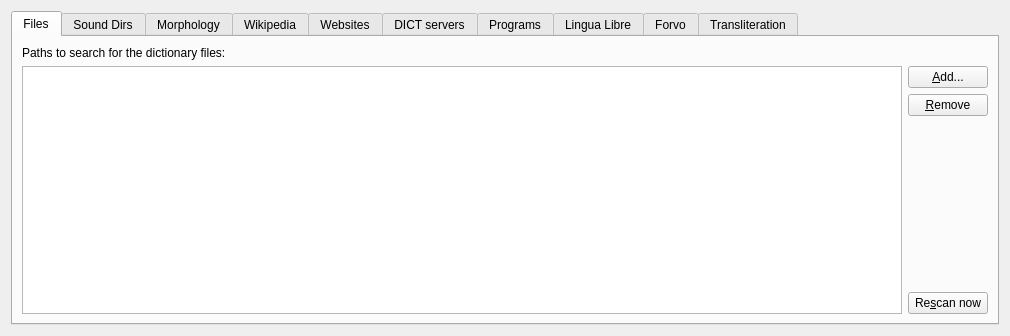
Old version of the form sources.ui in the repository xiaoyifang/goldendict-ng.
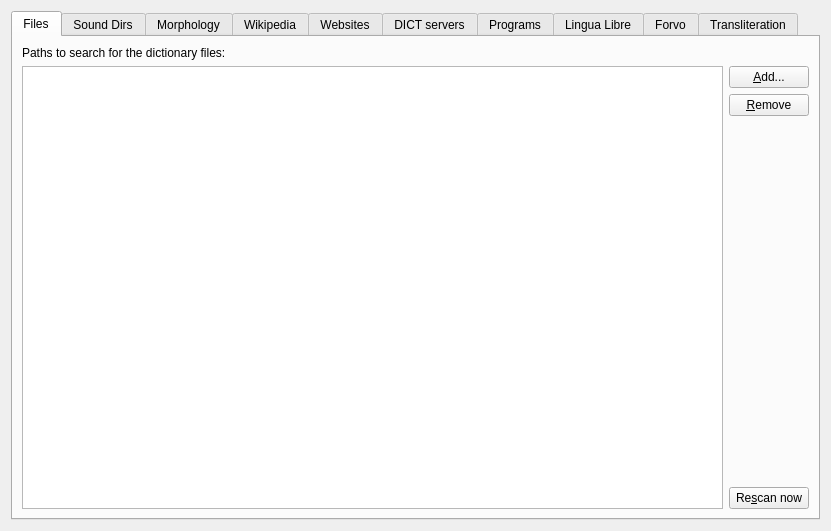
New version of the form. Icons and pictures are not drawn.

Commit message:
fix: enable tabwidget scrollbuttons
fix #397

The edit to the form file:
```diff
--- a/sources.ui
+++ b/sources.ui
@@ -6,8 +6,8 @@
    <rect>
     <x>0</x>
     <y>0</y>
-    <width>1010</width>
-    <height>336</height>
+    <width>831</width>
+    <height>531</height>
    </rect>
   </property>
   <property name="windowTitle">
@@ -29,7 +29,7 @@
       <enum>Qt::ElideNone</enum>
      </property>
      <property name="usesScrollButtons">
-      <bool>false</bool>
+      <bool>true</bool>
      </property>
      <widget class="QWidget" name="filesTab">
       <attribute name="icon">
```
Left out of the diff: 2 changed lines with no effect on the pictures.
